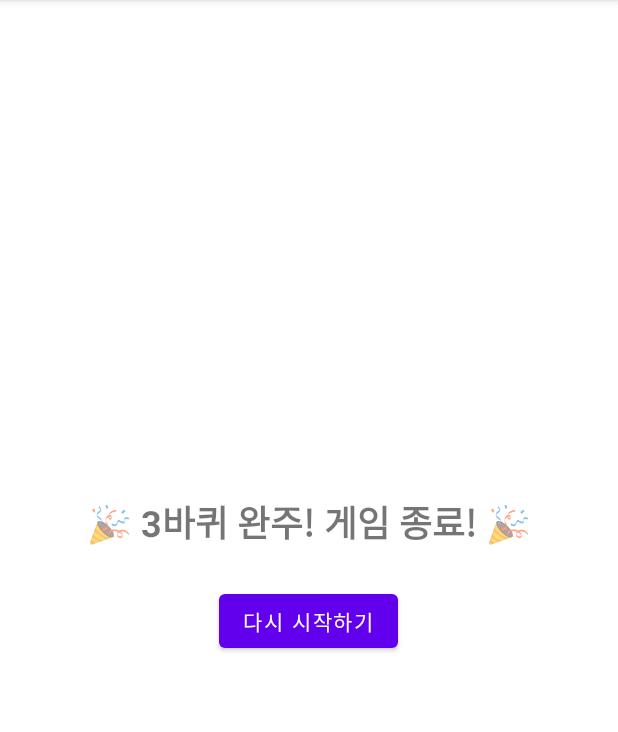
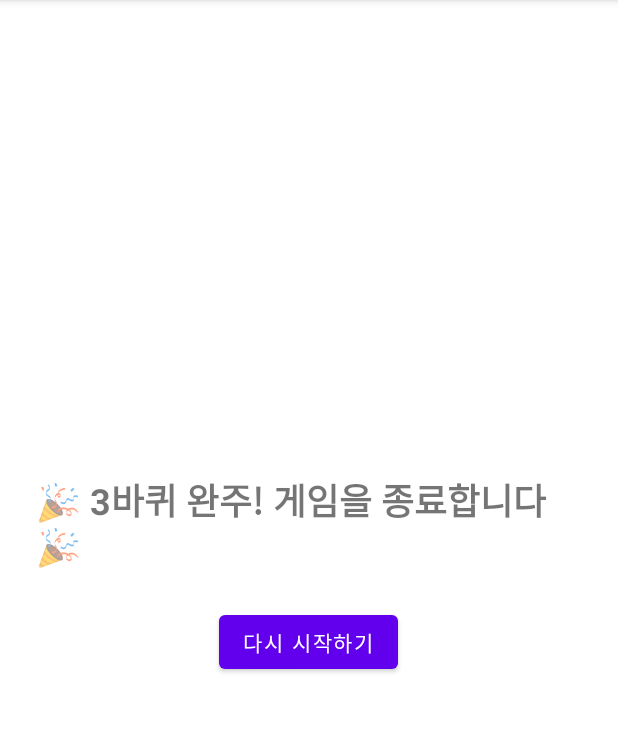
Before and after one commit to hero9331/sogaeting, an Android app: the GameFinishActivity screen opened directly, with no data from a screen before it, on a phone screen of 412 x 824 dp, the part 84-816 px from its top. Run offline under Robolectric (Android 15) with nearby library versions, the phone set to English and light mode, and no system bars.

```diff
--- a/app/src/main/java/com/example/temiboardgame/GameFinishActivity.java
+++ b/app/src/main/java/com/example/temiboardgame/GameFinishActivity.java
@@ -1,32 +1,22 @@
 package com.example.temiboardgame;
 
 import androidx.appcompat.app.AppCompatActivity;
-
-import android.content.Intent;
 import android.os.Bundle;
 import android.widget.Button;
 import android.widget.TextView;
+import android.content.Intent;
 
 public class GameFinishActivity extends AppCompatActivity {
-
-    private int position;
-    private int lapCount;
-    private boolean skipTurn;
 
     @Override
     protected void onCreate(Bundle savedInstanceState) {
         super.onCreate(savedInstanceState);
         setContentView(R.layout.activity_finish);
 
-        TextView tvFinishMessage = findViewById(R.id.tvFinishMessage);
+        TextView tv = findViewById(R.id.tvFinishMessage);
         Button btnRestart = findViewById(R.id.btnRestart);
 
-        Intent receivedIntent = getIntent();
-        position = receivedIntent.getIntExtra("position", 1);
-        lapCount = receivedIntent.getIntExtra("lapCount", 0);
-        skipTurn = receivedIntent.getBooleanExtra("skipTurn", false);
-
-        tvFinishMessage.setText("🎉 3바퀴 완주! 게임 종료! 🎉");
+        tv.setText("🎉 3바퀴 완주! 게임을 종료합니다 🎉");
 
         btnRestart.setOnClickListener(v -> {
             Intent restart = new Intent(GameFinishActivity.this, MainActivity.class);
```
Also changed, not shown: app/src/main/java/com/example/temiboardgame/MainActivity.java (+31 -33 lines), app/src/main/java/com/example/temiboardgame/TileActivity.java (+16 -2 lines), app/src/main/java/com/example/temiboardgame/TileInfoProvider.java (+12 -14 lines).
